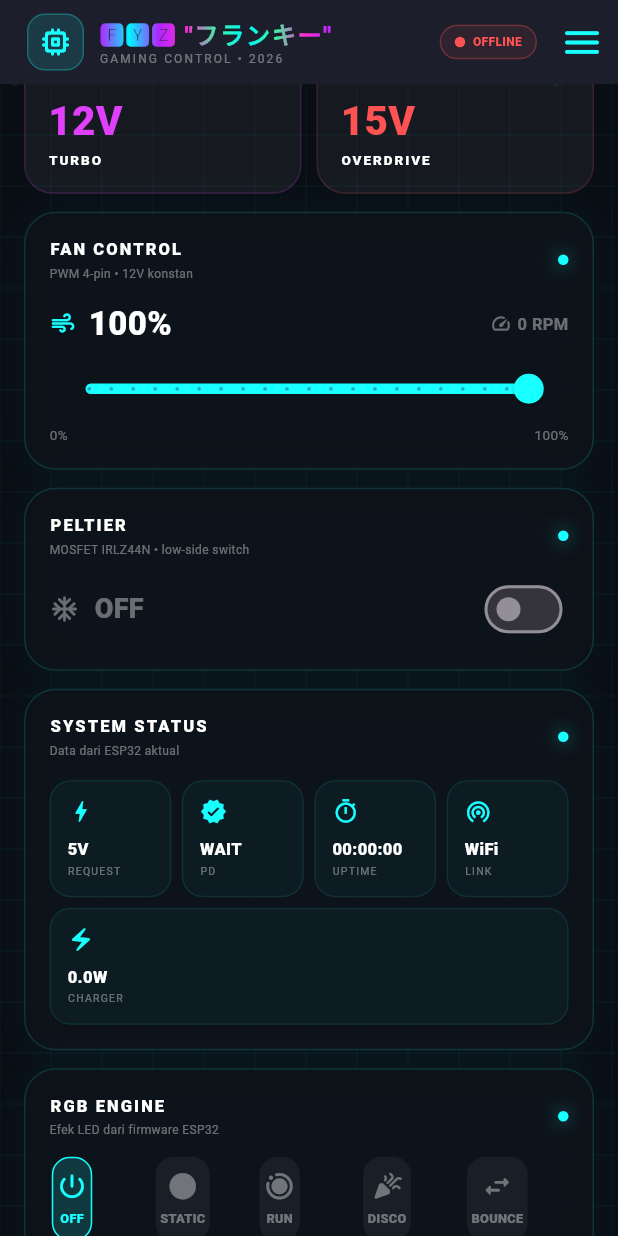
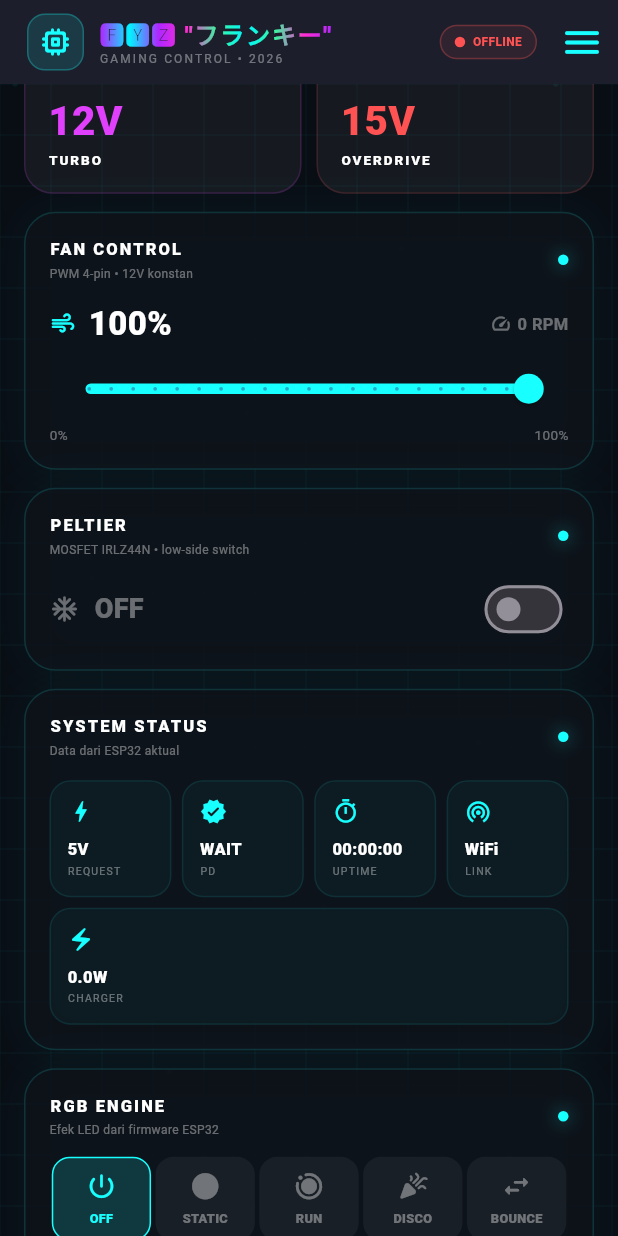
Before and after one commit to hackkercyber133/ESP32-MOSFET, a Flutter app: the screen it shows after launch, scrolled down 576 dp, on a phone screen of 412 x 824 dp. Run offline on Flutter 3.47's test engine with Material 3 defaults, Android fonts, the phone set to English and light mode, and no system bars; our stand-ins replace battery_plus, connectivity_plus, device_info_plus, file_picker, fl_chart, flutter_blue_plus and 4 more.

Commit message:
Add files via upload

```diff
--- a/lib/main.dart
+++ b/lib/main.dart
@@ -2751,9 +2751,9 @@ class _ControllerPageState extends State<ControllerPage> {
         crossAxisSpacing: 10, mainAxisSpacing: 10, childAspectRatio: 1.45,
         children: modes.map((m) {
           final double v = m['v']; final Color c = m['c']; final selected = setVolt == v;
-          return _TapScale(
+          return GestureDetector(
+            behavior: HitTestBehavior.opaque,
             onTap: () => sendVoltage(v),
-            rippleColor: c,
             child: AnimatedContainer(
               duration: const Duration(milliseconds: 260),
               curve: Curves.easeOutCubic,
@@ -3002,8 +3002,8 @@ class _ControllerPageState extends State<ControllerPage> {
 
   Widget _rgbButton(bool isDark, String label, String mode, IconData icon) {
     final selected = ledMode == mode;
-    return Expanded(child: _TapScale(
-      rippleColor: accentColor,
+    return Expanded(child: GestureDetector(
+      behavior: HitTestBehavior.opaque,
       onTap: () {
         // Ubah tampilan mode LED langsung begitu ditap (termasuk buka panel
         // color wheel untuk CUSTOM), tidak nunggu konfirmasi balik dari
@@ -3015,6 +3015,12 @@ class _ControllerPageState extends State<ControllerPage> {
       child: AnimatedContainer(
         duration: const Duration(milliseconds: 220),
         curve: Curves.easeOutCubic,
+        // width: double.infinity + alignment: center -> pill-nya WAJIB
+        // ngisi penuh lebar kolom Expanded-nya (sebelumnya cuma nyusut
+        // sebesar ikon+teks terus nempel ke kiri-atas, jadi kelihatan ada
+        // jarak lebar kosong sebelum tombol berikutnya).
+        width: double.infinity,
+        alignment: Alignment.center,
         margin: const EdgeInsets.symmetric(horizontal: 1.5), padding: const EdgeInsets.symmetric(vertical: 8, horizontal: 2),
         decoration: BoxDecoration(color: selected ? accentColor.withOpacity(.16) : AppColors.card(isDark), borderRadius: BorderRadius.circular(12), border: Border.all(color: selected ? accentColor : Colors.transparent)),
         child: Column(mainAxisSize: MainAxisSize.min, children: [
@@ -3040,9 +3046,9 @@ class _ControllerPageState extends State<ControllerPage> {
     _quickTile(isDark, Icons.palette_outlined, 'THEME', () => _showThemeSheet()),
   ]);
 
-  Widget _quickTile(bool isDark, IconData icon, String label, VoidCallback onTap) => Expanded(child: _TapScale(
+  Widget _quickTile(bool isDark, IconData icon, String label, VoidCallback onTap) => Expanded(child: GestureDetector(
+    behavior: HitTestBehavior.opaque,
     onTap: onTap,
-    rippleColor: accentColor,
     child: _nexusCard(isDark, child: Column(children: [Icon(icon, color: accentColor, size: 22), const SizedBox(height: 7), Text(label, style: TextStyle(color: AppColors.text(isDark), fontSize: 8, fontWeight: FontWeight.w900, letterSpacing: 1))])),
   ));
 
@@ -3172,95 +3178,6 @@ class _ShimmerTitleState extends State<_ShimmerTitle> with SingleTickerProviderS
       child: Text(
         widget.text,
         style: const TextStyle(color: Colors.white, fontSize: 16, fontWeight: FontWeight.w900, letterSpacing: 1.2),
-      ),
-    );
-  }
-}
-
-// ===== TAP SCALE: efek "ditekan" yang halus (scale down lalu spring back) =====
-// ===== dipakai di tombol-tombol utama supaya interaksi terasa lebih smooth. =====
-class _TapScale extends StatefulWidget {
-  final Widget child;
-  final VoidCallback? onTap;
-  final Color? rippleColor; // warna glow cairnya - biasanya diisi accentColor si pemanggil
-  const _TapScale({required this.child, this.onTap, this.rippleColor});
-
-  @override
-  State<_TapScale> createState() => _TapScaleState();
-}
-
-class _TapScaleState extends State<_TapScale> with SingleTickerProviderStateMixin {
-  // Durasi lebih panjang dari sekadar "tekan-lepas" biasa - biar ada ruang
-  // buat efek mantul elastis + glow cair mereda pelan-pelan setelahnya.
-  late final AnimationController _ctrl = AnimationController(vsync: this, duration: const Duration(milliseconds: 620));
-
-  // Squash-and-settle: turun cepat pas ditekan (elemen "menekuk" seperti
-  // cairan kena tekanan), lalu MEMANTUL lewat titik keseimbangannya
-  // (elasticOut/easeOutBack) sebelum akhirnya diam - inilah yang bikin
-  // terasa "liquid" dibanding cuma scale turun-naik linear biasa.
-  late final Animation<double> _squash = TweenSequence<double>([
-    TweenSequenceItem(tween: Tween(begin: 1.0, end: 0.91).chain(CurveTween(curve: Curves.easeOutCubic)), weight: 16),
-    TweenSequenceItem(tween: Tween(begin: 0.91, end: 1.045).chain(CurveTween(curve: Curves.easeOutBack)), weight: 46),
-    TweenSequenceItem(tween: Tween(begin: 1.045, end: 1.0).chain(CurveTween(curve: Curves.easeOutCubic)), weight: 38),
-  ]).animate(_ctrl);
-
-  // Glow bundar yang "meleleh"/membesar pelan dari titik jari nyentuh,
-  // makin transparan makin lebar - kesan gelombang cairan menyebar.
-  late final Animation<double> _rippleScale = Tween<double>(begin: 0.0, end: 3.0)
-      .animate(CurvedAnimation(parent: _ctrl, curve: const Interval(0.0, 0.78, curve: Curves.easeOutCubic)));
-  late final Animation<double> _rippleOpacity = TweenSequence<double>([
-    TweenSequenceItem(tween: Tween(begin: 0.0, end: 0.55), weight: 6),
-    TweenSequenceItem(tween: Tween(begin: 0.55, end: 0.0), weight: 94),
-  ]).animate(CurvedAnimation(parent: _ctrl, curve: const Interval(0.0, 0.82, curve: Curves.easeOut)));
-
-  Offset? _tapPos;
-
-  @override
-  void dispose() {
-    _ctrl.dispose();
-    super.dispose();
-  }
-
-  @override
-  Widget build(BuildContext context) {
-    final glow = widget.rippleColor ?? Colors.white;
-    return GestureDetector(
-      behavior: HitTestBehavior.opaque,
-      onTapDown: (d) {
-        _tapPos = d.localPosition;
-        _ctrl.forward(from: 0);
-      },
-      onTap: widget.onTap,
-      child: AnimatedBuilder(
-        animation: _ctrl,
-        builder: (context, child) => Transform.scale(
-          scale: _squash.value,
-          child: Stack(clipBehavior: Clip.none, children: [
-            if (child != null) child,
-            if (_tapPos != null && _ctrl.value < 0.82)
-              Positioned(
-                left: _tapPos!.dx - 55,
-                top: _tapPos!.dy - 55,
-                child: IgnorePointer(
-                  child: Opacity(
-                    opacity: _rippleOpacity.value,
-                    child: Transform.scale(
-                      scale: _rippleScale.value,
-                      child: Container(
-                        width: 110,
-                        height: 110,
-                        decoration: BoxDecoration(
-                          shape: BoxShape.circle,
-                          gradient: RadialGradient(colors: [glow.withOpacity(.9), glow.withOpacity(0)]),
-                        ),
-                      ),
-                    ),
-                  ),
-                ),
-              ),
-          ]),
-        ),
-        child: widget.child,
       ),
     );
   }
```
